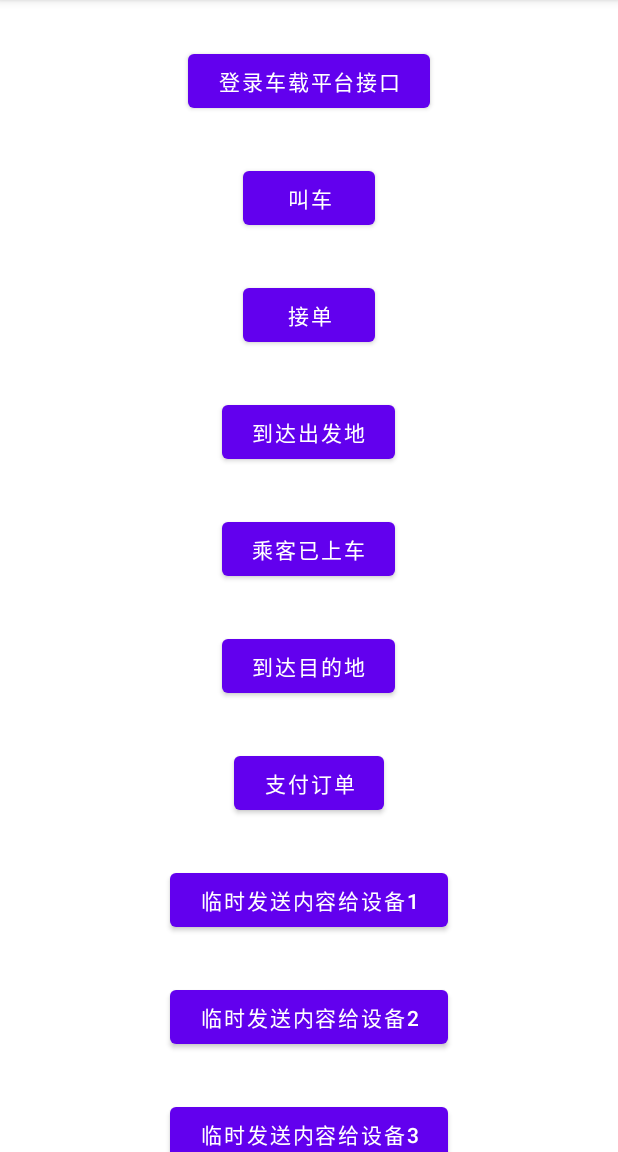
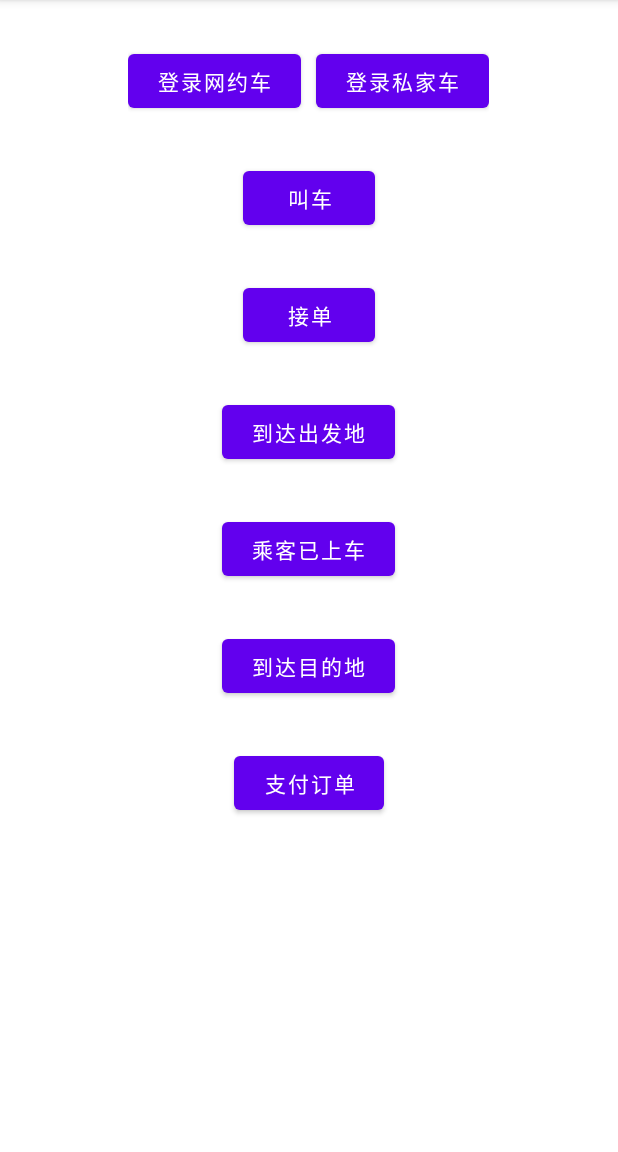
Before and after one commit to faithyee-89/appo_pickcar, an Android app: the screen it shows after launch (MainActivity), on a phone screen of 412 x 824 dp, the part 84-1236 px from its top. Run offline under Robolectric (Android 15) with nearby library versions, the phone set to English and light mode, and no system bars.

Commit message:
接口更新

```diff
--- a/app/src/main/java/com/appotronics/appo_car_app/api/DidiService.java
+++ b/app/src/main/java/com/appotronics/appo_car_app/api/DidiService.java
@@ -18,6 +18,7 @@ public interface DidiService {
     Call<LoginResult> login(
         @Field("phone") String phone,
         @Field("type") String type,
+        @Field("car_type") String carType,
         @Field("opt") String opt
     );
 
--- a/app/src/main/res/layout/activity_main.xml
+++ b/app/src/main/res/layout/activity_main.xml
@@ -18,15 +18,31 @@
             android:gravity="center"
             android:orientation="vertical">
 
+            <LinearLayout
+                android:layout_marginTop="30dp"
+                android:orientation="horizontal"
+                android:layout_width="wrap_content"
+                android:layout_height="wrap_content">
 
                 <Button
                     android:layout_width="wrap_content"
                     android:layout_height="wrap_content"
-                android:layout_marginTop="30dp"
                     android:onClick="loginCarPlatform"
                     android:paddingHorizontal="20dp"
                     android:paddingVertical="6dp"
-                android:text="登录车载平台接口" />
+                    android:text="登录网约车" />
+
+                <Button
+                    android:layout_marginLeft="10dp"
+                    android:layout_width="wrap_content"
+                    android:layout_height="wrap_content"
+                    android:onClick="loginPrivateCar"
+                    android:paddingHorizontal="20dp"
+                    android:paddingVertical="6dp"
+                    android:text="登录私家车" />
+
+
+            </LinearLayout>
 
             <Button
                 android:layout_width="wrap_content"
@@ -83,6 +99,7 @@
                 android:text="支付订单" />
 
             <Button
+                android:visibility="gone"
                 android:layout_width="wrap_content"
                 android:layout_height="wrap_content"
                 android:layout_marginTop="30dp"
@@ -92,6 +109,7 @@
                 android:text="临时发送内容给设备1" />
 
             <Button
+                android:visibility="gone"
                 android:layout_width="wrap_content"
                 android:layout_height="wrap_content"
                 android:layout_marginTop="30dp"
@@ -101,6 +119,7 @@
                 android:text="临时发送内容给设备2" />
 
             <Button
+                android:visibility="gone"
                 android:layout_width="wrap_content"
                 android:layout_height="wrap_content"
                 android:layout_marginTop="30dp"
@@ -110,6 +129,7 @@
                 android:text="临时发送内容给设备3" />
 
             <Button
+                android:visibility="gone"
                 android:layout_width="wrap_content"
                 android:layout_height="wrap_content"
                 android:layout_marginTop="30dp"
```
Also changed, not shown: app/src/main/java/com/appotronics/appo_car_app/MainActivity.kt (+18 -2 lines). Lines whose indentation alone changed are shown as unchanged.
